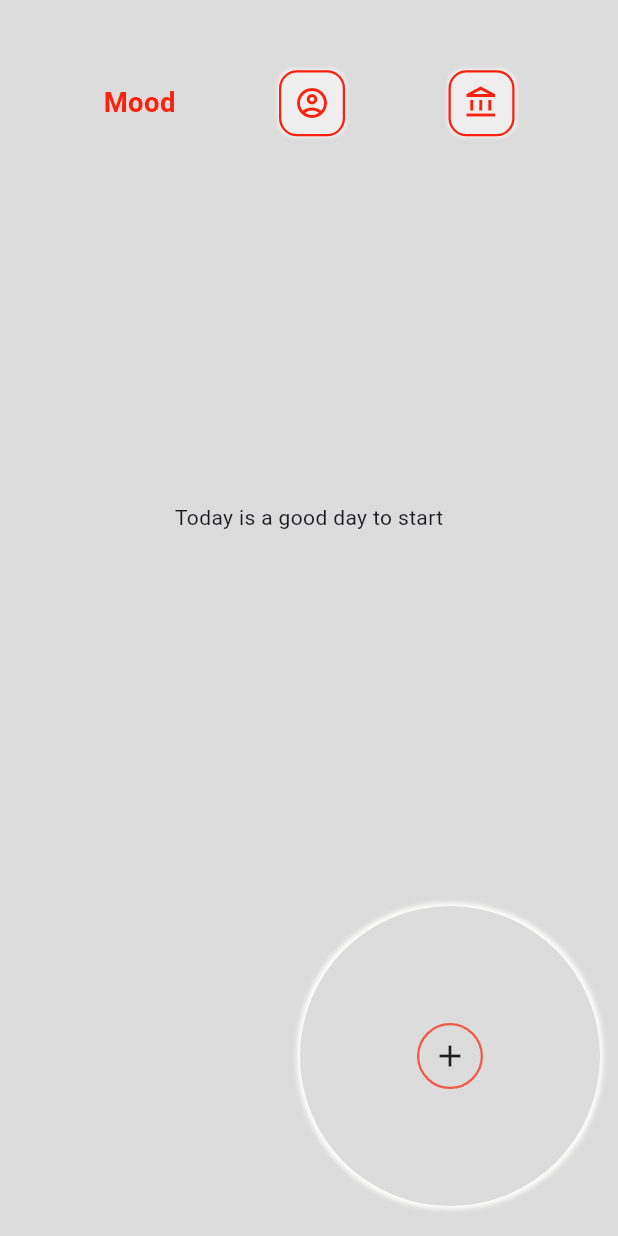
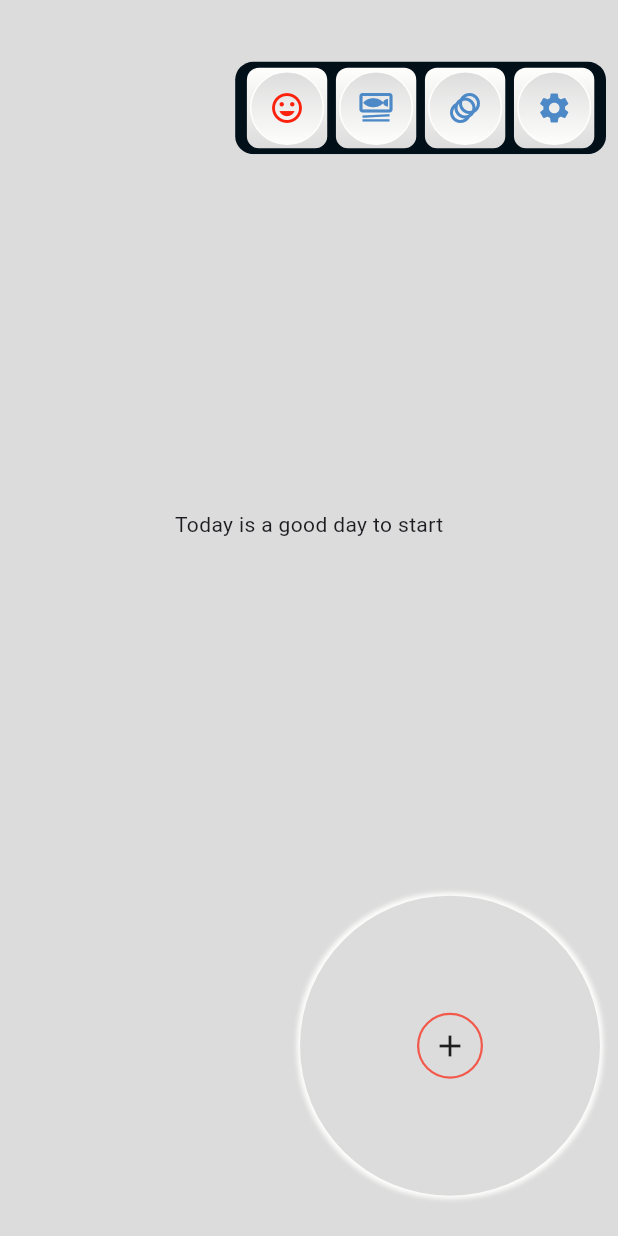
Before and after one commit to denissavishchev/mood, a Flutter app: the screen it shows after launch, on a phone screen of 412 x 824 dp. Run offline on Flutter 3.47's test engine with Material 3 defaults, Android fonts, the phone set to English and light mode, and no system bars; drawn by our look-alikes of fl_chart; our stand-ins replace easy_localization, flutter_rating_bar, flutter_screenutil, image_picker, sqflite; missing offline and left inert: country_flags; accounts and stored records are empty.

Commit message:
navigation buttons

```diff
--- a/lib/main.dart
+++ b/lib/main.dart
@@ -2,7 +2,7 @@ import 'package:easy_localization/easy_localization.dart';
 import 'package:flutter/material.dart';
 import 'package:flutter_screenutil/flutter_screenutil.dart';
 import 'package:mood/providers/mood_provider.dart';
-import 'package:mood/screens/mood_screen.dart';
+import 'package:mood/screens/main_screen.dart';
 import 'package:provider/provider.dart';
 
 void main() async{
@@ -29,7 +29,7 @@ void main() async{
                     localizationsDelegates: context.localizationDelegates,
                     supportedLocales: context.supportedLocales,
                     locale: context.locale,
-                    home: const MoodScreen(),
+                    home: const MainScreen(),
                   ),
                 );
               }
--- a/lib/providers/mood_provider.dart
+++ b/lib/providers/mood_provider.dart
@@ -3,6 +3,8 @@ import 'dart:io';
 import 'package:easy_localization/easy_localization.dart';
 import 'package:flutter/material.dart';
 import 'package:mood/models/mood_model.dart';
+import 'package:mood/screens/calories_screen.dart';
+import 'package:mood/screens/main_screen.dart';
 import 'package:mood/screens/mood_screen.dart';
 import '../constants.dart';
 import '../models/database_helper.dart';
@@ -24,6 +26,33 @@ class MoodProvider with ChangeNotifier {
   Map<String, double> barRatings = {};
   List<MoodModel> dates = [];
   DateTime? selectedDate = DateTime.now();
+  int currentPageIndex = 0;
+
+  List<IconData> pageIcons = [
+    Icons.mood,
+    Icons.set_meal_outlined,
+    Icons.animation,
+    Icons.settings
+  ];
+
+  void switchPage(int index){
+    currentPageIndex = index;
+    notifyListeners();
+  }
+
+  Widget currentPage(){
+    switch (currentPageIndex) {
+      case 0:
+        return const MoodScreen();
+      case 1:
+        return const CaloriesScreen();
+      case 2:
+        return const MoodScreen();
+      case 3:
+        return const CaloriesScreen();
+    }
+    return const MoodScreen();
+  }
 
   bool isToday(String first, String second){
     if(DateFormat('y-MM-d').format(DateTime.parse(first)) ==
@@ -48,11 +77,12 @@ class MoodProvider with ChangeNotifier {
     notifyListeners();
   }
 
-  void toMoodScreen(context){
+  void toMainScreen(context, int index){
     cleanData();
+    currentPageIndex = index;
     Navigator.pushReplacement(context,
         MaterialPageRoute(builder: (context) =>
-        const MoodScreen()));
+        const MainScreen()));
   }
 
   void updateRating(double rating){
@@ -106,9 +136,7 @@ class MoodProvider with ChangeNotifier {
     );
     await MoodDatabaseHelper.insertMood(mood: mood);
     cleanData();
-    Navigator.pushReplacement(context,
-        MaterialPageRoute(builder: (context) =>
-        const MoodScreen()));
+    toMainScreen(context, 0);
   }
 
   void deleteMood(int docId) async{
--- a/lib/screens/add_mood_screen.dart
+++ b/lib/screens/add_mood_screen.dart
@@ -42,7 +42,7 @@ class AddMoodScreen extends StatelessWidget {
                         Row(
                           children: [
                             IconButton(
-                                onPressed: () => data.toMoodScreen(context),
+                                onPressed: () => data.toMainScreen(context, 0),
                                 icon: const Icon(Icons.arrow_back_ios_new, color: kWhite,)
                             )
                           ],
--- /dev/null
+++ b/lib/screens/calories_screen.dart
@@ -0,0 +1,33 @@
+import 'package:flutter/material.dart';
+import 'package:mood/constants.dart';
+import 'package:provider/provider.dart';
+import '../providers/mood_provider.dart';
+
+
+class CaloriesScreen extends StatelessWidget {
+  const CaloriesScreen({super.key});
+
+  @override
+  Widget build(BuildContext context) {
+    Size size = MediaQuery.sizeOf(context);
+    return Consumer<MoodProvider>(
+        builder: (context, data, _){
+          return const Scaffold(
+            backgroundColor: kGrey,
+            body: Column(
+              children: [
+                Column(
+                  children: [
+                    Text('Calories'),
+                    SizedBox(height: 12,),
+
+                  ],
+                ),
+                SizedBox(height: 10,),
+              ],
+            ),
+          );
+        }
+    );
+  }
+}
--- /dev/null
+++ b/lib/screens/main_screen.dart
@@ -0,0 +1,89 @@
+import 'package:flutter/material.dart';
+import 'package:mood/constants.dart';
+import 'package:mood/providers/mood_provider.dart';
+import 'package:provider/provider.dart';
+
+class MainScreen extends StatelessWidget {
+  const MainScreen({super.key});
+
+  @override
+  Widget build(BuildContext context) {
+    Size size = MediaQuery.sizeOf(context);
+    return Scaffold(
+      backgroundColor: kGrey,
+      body: Consumer<MoodProvider>(
+        builder: (context, data, _){
+          return Column(
+            children: [
+              SizedBox(height: size.height * 0.05,),
+              Padding(
+                padding: const EdgeInsets.symmetric(horizontal: 8),
+                child: Row(
+                  children: [
+                    const Spacer(),
+                    Container(
+                      width: size.width * 0.6,
+                      padding: const EdgeInsets.symmetric(vertical: 4, horizontal: 2),
+                      decoration: const BoxDecoration(
+                        color: kBlack,
+                        borderRadius: BorderRadius.all(Radius.circular(12))
+                      ),
+                      child: Row(
+                        mainAxisAlignment: MainAxisAlignment.spaceEvenly,
+                        children: List.generate(4, ((i){
+                          return GestureDetector(
+                            onTap: () => data.switchPage(i),
+                            child: Container(
+                              width: size.height * 0.065,
+                              height: size.height * 0.065,
+                              alignment: Alignment.center,
+                              decoration: const BoxDecoration(
+                                  gradient: LinearGradient(
+                                      colors: [
+                                        kGrey,
+                                        kWhite
+                                      ],
+                                    begin: Alignment.bottomCenter,
+                                    end: Alignment.topCenter
+                                  ),
+                                  borderRadius: BorderRadius.all(Radius.circular(8))
+                              ),
+                              child: Container(
+                                width: size.height * 0.06,
+                                height: size.height * 0.06,
+                                decoration: BoxDecoration(
+                                  border: Border.all(color: kWhite, width: 1),
+                                    gradient: const LinearGradient(
+                                        colors: [
+                                          kGrey,
+                                          kWhite
+                                        ],
+                                        begin: Alignment.topCenter,
+                                        end: Alignment.bottomCenter
+                                    ),
+                                    borderRadius: const BorderRadius.all(Radius.circular(100))
+                                ),
+                                child: Icon(
+                                  data.pageIcons[i],
+                                  color: data.currentPageIndex == i
+                                      ? kOrange : kBlue,
+                                ),
+                              ),
+                            ),
+                          );
+                        })),
+                      ),
+                    ),
+                  ],
+                ),
+              ),
+              Expanded(
+                child: data.currentPage(),
+              )
+            ],
+          );
+        },
+      )
+    );
+  }
+}
--- a/lib/screens/mood_screen.dart
+++ b/lib/screens/mood_screen.dart
@@ -21,25 +21,9 @@ class MoodScreen extends StatelessWidget {
             backgroundColor: kGrey,
             body: Column(
               children: [
-                const SizedBox(height: 40,),
-                SizedBox(
-                  height: size.height * 0.07,
-                  child: Row(
-                    mainAxisAlignment: MainAxisAlignment.spaceEvenly,
-                    children: [
-                      Text('Mood', style: kBigOrangeTextStyle,),
-                      NavigationButtonWidget(icon: Icons.account_circle_outlined, onTap: () {},),
-                      NavigationButtonWidget(icon: Icons.account_balance_outlined, onTap: () {  },),
-                      // IconButton(
-                      //   onPressed: () => MoodDatabaseHelper.deleteDatabase(),
-                      //   icon: const Icon(Icons.delete_forever,)),
-                    ],
-                  ),
-                ),
                 Column(
                   children: [
-                    const MoodsListWidget(color: kOrange,),
-                    const SizedBox(height: 12,),
+                    const MoodsListWidget(),
                     Row(
                       mainAxisAlignment: MainAxisAlignment.spaceBetween,
                       children: [
@@ -69,7 +53,9 @@ class MoodScreen extends StatelessWidget {
                               }
                               final moods = snapshot.data!;
                               return AbsorbPointer(
-                                absorbing: !data.isToday(data.selectedDate.toString(), DateTime.now().toString()),
+                                absorbing: !data.isToday(
+                                    data.selectedDate.toString(),
+                                    DateTime.now().toString()),
                                 child: GestureDetector(
                                   onTap: () => Navigator.pushReplacement(context,
                                       MaterialPageRoute(builder: (context) =>
--- a/lib/screens/settings_screen.dart
+++ b/lib/screens/settings_screen.dart
@@ -1,6 +1,5 @@
 import 'package:easy_localization/easy_localization.dart';
 import 'package:flutter/material.dart';
-
 import '../widgets/flag_widget.dart';
 
 class SettingsScreen extends StatelessWidget {
--- a/lib/widgets/mood_list_widget.dart
+++ b/lib/widgets/mood_list_widget.dart
@@ -11,10 +11,7 @@ import '../providers/mood_provider.dart';
 class MoodsListWidget extends StatelessWidget {
   const MoodsListWidget({
     super.key,
-    required this.color,
   });
-
-  final Color color;
 
   @override
   Widget build(BuildContext context) {
```
